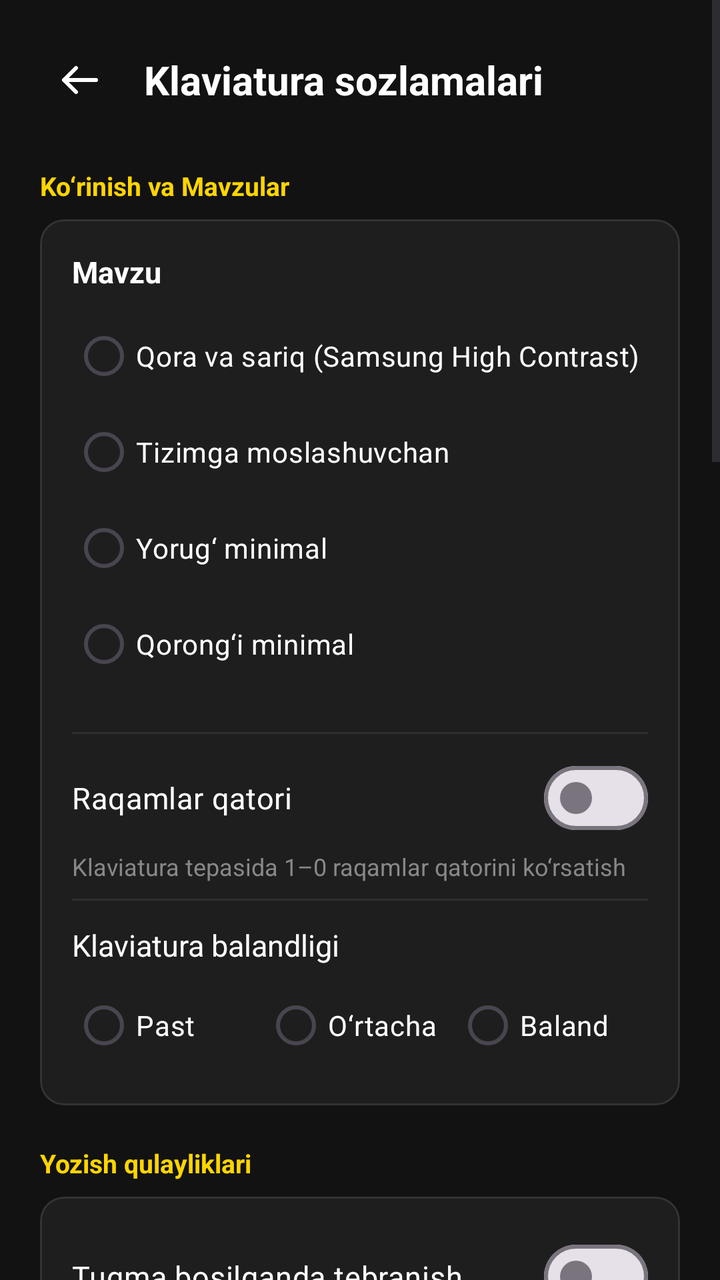
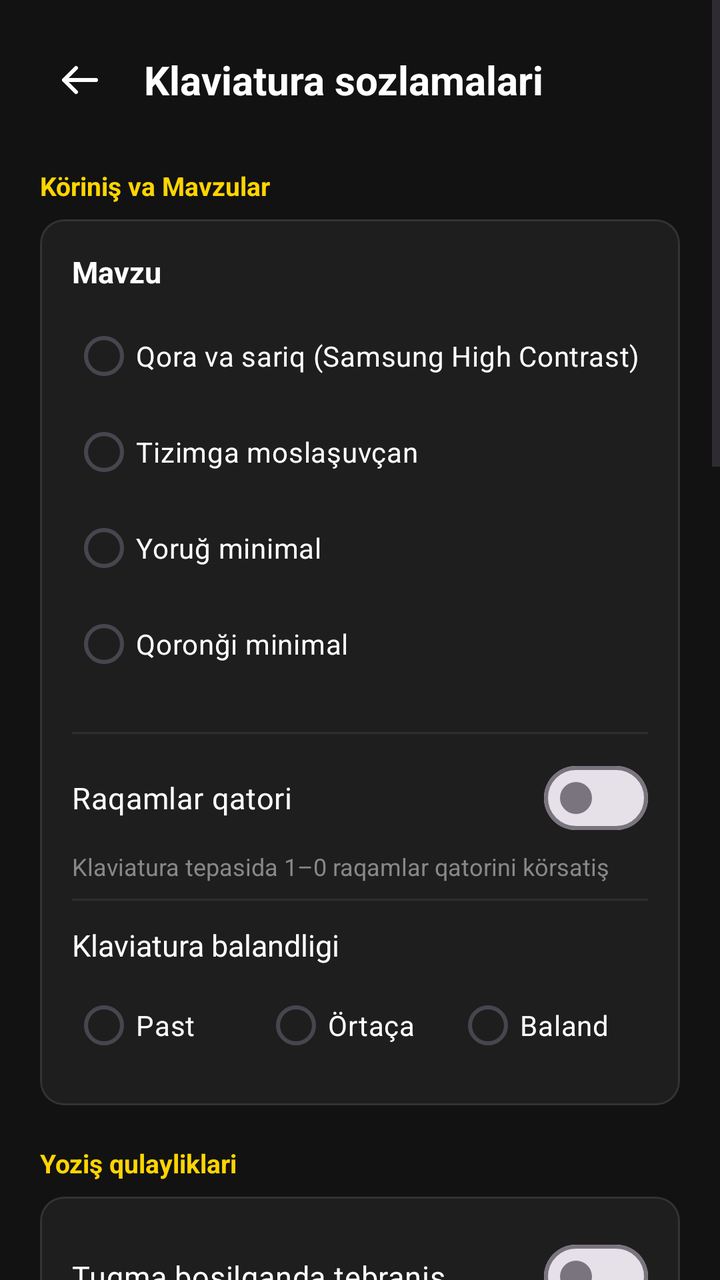

Two renders of the same Android screen: before a commit and after it. Below are the layout's source before the change and the commit's diff.
<!-- AndroidManifest.xml: application theme Theme.OzbekKeyboard -->
<!-- res/layout/activity_settings.xml -->
<?xml version="1.0" encoding="utf-8"?>
<ScrollView xmlns:android="http://schemas.android.com/apk/res/android"
    xmlns:app="http://schemas.android.com/apk/res-auto"
    android:layout_width="match_parent"
    android:layout_height="match_parent"
    android:background="#121212"
    android:fillViewport="true">

    <LinearLayout
        android:layout_width="match_parent"
        android:layout_height="wrap_content"
        android:orientation="vertical"
        android:padding="20dp">

        
        <LinearLayout
            android:layout_width="match_parent"
            android:layout_height="wrap_content"
            android:orientation="horizontal"
            android:gravity="center_vertical"
            android:layout_marginBottom="24dp">

            <ImageButton
                android:id="@+id/btnBack"
                android:layout_width="40dp"
                android:layout_height="40dp"
                android:background="?attr/selectableItemBackgroundBorderless"
                android:src="@drawable/ic_arrow_back"
                app:tint="#FFFFFF"
                android:contentDescription="Orqaga" />

            <TextView
                android:layout_width="wrap_content"
                android:layout_height="wrap_content"
                android:text="@string/settings_title"
                android:textColor="#FFFFFF"
                android:textSize="20sp"
                android:textStyle="bold"
                android:layout_marginStart="12dp" />
        </LinearLayout>

        
        <TextView
            android:layout_width="wrap_content"
            android:layout_height="wrap_content"
            android:text="@string/category_appearance"
            android:textColor="#FFD500"
            android:textSize="13sp"
            android:textStyle="bold"
            android:layout_marginBottom="8dp" />

        <com.google.android.material.card.MaterialCardView
            android:layout_width="match_parent"
            android:layout_height="wrap_content"
            android:layout_marginBottom="20dp"
            app:cardBackgroundColor="#1E1E1E"
            app:cardCornerRadius="12dp"
            app:strokeColor="#333333"
            app:strokeWidth="1dp">

            <LinearLayout
                android:layout_width="match_parent"
                android:layout_height="wrap_content"
                android:orientation="vertical"
                android:padding="16dp">

                
                <TextView
                    android:layout_width="wrap_content"
                    android:layout_height="wrap_content"
                    android:text="@string/pref_theme"
                    android:textColor="#FFFFFF"
                    android:textSize="15sp"
                    android:textStyle="bold" />

                <RadioGroup
                    android:id="@+id/rgTheme"
                    android:layout_width="match_parent"
                    android:layout_height="wrap_content"
                    android:layout_marginTop="8dp"
                    android:layout_marginBottom="12dp">

                    <RadioButton
                        android:id="@+id/rbThemeBlackYellow"
                        android:layout_width="match_parent"
                        android:layout_height="wrap_content"
                        android:text="@string/pref_theme_black_yellow"
                        android:textColor="#FFFFFF" />

                    <RadioButton
                        android:id="@+id/rbThemeSystem"
                        android:layout_width="match_parent"
                        android:layout_height="wrap_content"
                        android:text="@string/pref_theme_system"
                        android:textColor="#FFFFFF" />

                    <RadioButton
                        android:id="@+id/rbThemeLight"
                        android:layout_width="match_parent"
                        android:layout_height="wrap_content"
                        android:text="@string/pref_theme_light"
                        android:textColor="#FFFFFF" />

                    <RadioButton
                        android:id="@+id/rbThemeDark"
                        android:layout_width="match_parent"
                        android:layout_height="wrap_content"
                        android:text="@string/pref_theme_dark"
                        android:textColor="#FFFFFF" />
                </RadioGroup>

                <View
                    android:layout_width="match_parent"
                    android:layout_height="1dp"
                    android:background="#2E2E2E"
                    android:layout_marginVertical="8dp" />

                
                <com.google.android.material.materialswitch.MaterialSwitch
                    android:id="@+id/switchNumberRow"
                    android:layout_width="match_parent"
                    android:layout_height="wrap_content"
                    android:text="@string/pref_number_row"
                    android:textColor="#FFFFFF"
                    android:textSize="15sp" />

                <TextView
                    android:layout_width="wrap_content"
                    android:layout_height="wrap_content"
                    android:text="@string/pref_number_row_desc"
                    android:textColor="#888888"
                    android:textSize="12sp"
                    android:layout_marginTop="2dp" />

                <View
                    android:layout_width="match_parent"
                    android:layout_height="1dp"
                    android:background="#2E2E2E"
                    android:layout_marginVertical="8dp" />

                
                <TextView
                    android:layout_width="wrap_content"
                    android:layout_height="wrap_content"
                    android:text="@string/pref_height"
                    android:textColor="#FFFFFF"
                    android:textSize="15sp"
                    android:layout_marginTop="4dp" />

                <RadioGroup
                    android:id="@+id/rgHeight"
                    android:layout_width="match_parent"
                    android:layout_height="wrap_content"
                    android:orientation="horizontal"
                    android:layout_marginTop="6dp">

                    <RadioButton
                        android:id="@+id/rbHeightLow"
                        android:layout_width="0dp"
                        android:layout_height="wrap_content"
                        android:layout_weight="1"
                        android:text="@string/pref_height_low"
                        android:textColor="#FFFFFF" />

                    <RadioButton
                        android:id="@+id/rbHeightNormal"
                        android:layout_width="0dp"
                        android:layout_height="wrap_content"
                        android:layout_weight="1"
                        android:text="@string/pref_height_normal"
                        android:textColor="#FFFFFF" />

                    <RadioButton
                        android:id="@+id/rbHeightHigh"
                        android:layout_width="0dp"
                        android:layout_height="wrap_content"
                        android:layout_weight="1"
                        android:text="@string/pref_height_high"
                        android:textColor="#FFFFFF" />
                </RadioGroup>

            </LinearLayout>
        </com.google.android.material.card.MaterialCardView>

        
        <TextView
            android:layout_width="wrap_content"
            android:layout_height="wrap_content"
            android:text="@string/category_typing"
            android:textColor="#FFD500"
            android:textSize="13sp"
            android:textStyle="bold"
            android:layout_marginBottom="8dp" />

        <com.google.android.material.card.MaterialCardView
            android:layout_width="match_parent"
            android:layout_height="wrap_content"
            android:layout_marginBottom="20dp"
            app:cardBackgroundColor="#1E1E1E"
            app:cardCornerRadius="12dp"
            app:strokeColor="#333333"
            app:strokeWidth="1dp">

            <LinearLayout
                android:layout_width="match_parent"
                android:layout_height="wrap_content"
                android:orientation="vertical"
                android:padding="16dp">

                
                <com.google.android.material.materialswitch.MaterialSwitch
                    android:id="@+id/switchVibration"
                    android:layout_width="match_parent"
                    android:layout_height="wrap_content"
                    android:text="@string/pref_vibration"
                    android:textColor="#FFFFFF"
                    android:textSize="15sp" />

                <View
                    android:layout_width="match_parent"
                    android:layout_height="1dp"
                    android:background="#2E2E2E"
                    android:layout_marginVertical="8dp" />

                
                <com.google.android.material.materialswitch.MaterialSwitch
                    android:id="@+id/switchSound"
                    android:layout_width="match_parent"
                    android:layout_height="wrap_content"
                    android:text="@string/pref_sound"
                    android:textColor="#FFFFFF"
                    android:textSize="15sp" />

                <View
                    android:layout_width="match_parent"
                    android:layout_height="1dp"
                    android:background="#2E2E2E"
                    android:layout_marginVertical="8dp" />

                
                <com.google.android.material.materialswitch.MaterialSwitch
                    android:id="@+id/switchPopup"
                    android:layout_width="match_parent"
                    android:layout_height="wrap_content"
                    android:text="@string/pref_popup"
                    android:textColor="#FFFFFF"
                    android:textSize="15sp" />

                <TextView
                    android:layout_width="wrap_content"
                    android:layout_height="wrap_content"
                    android:text="@string/pref_popup_desc"
                    android:textColor="#888888"
                    android:textSize="12sp"
                    android:layout_marginTop="2dp" />

                <View
                    android:layout_width="match_parent"
                    android:layout_height="1dp"
                    android:background="#2E2E2E"
                    android:layout_marginVertical="8dp" />

                
                <com.google.android.material.materialswitch.MaterialSwitch
                    android:id="@+id/switchSpaceCursor"
                    android:layout_width="match_parent"
                    android:layout_height="wrap_content"
                    android:text="@string/pref_space_cursor"
                    android:textColor="#FFFFFF"
                    android:textSize="15sp" />

                <TextView
                    android:layout_width="wrap_content"
                    android:layout_height="wrap_content"
                    android:text="@string/pref_space_cursor_desc"
                    android:textColor="#888888"
                    android:textSize="12sp"
                    android:layout_marginTop="2dp" />

                <View
                    android:layout_width="match_parent"
                    android:layout_height="1dp"
                    android:background="#2E2E2E"
                    android:layout_marginVertical="8dp" />

                
                <com.google.android.material.materialswitch.MaterialSwitch
                    android:id="@+id/switchAutoCap"
                    android:layout_width="match_parent"
                    android:layout_height="wrap_content"
                    android:text="@string/pref_autocap"
                    android:textColor="#FFFFFF"
                    android:textSize="15sp" />

                <View
                    android:layout_width="match_parent"
                    android:layout_height="1dp"
                    android:background="#2E2E2E"
                    android:layout_marginVertical="8dp" />

                
                <com.google.android.material.materialswitch.MaterialSwitch
                    android:id="@+id/switchDoubleSpace"
                    android:layout_width="match_parent"
                    android:layout_height="wrap_content"
                    android:text="@string/pref_double_space_period"
                    android:textColor="#FFFFFF"
                    android:textSize="15sp" />

                <View
                    android:layout_width="match_parent"
                    android:layout_height="1dp"
                    android:background="#2E2E2E"
                    android:layout_marginVertical="8dp" />

                
                <com.google.android.material.materialswitch.MaterialSwitch
                    android:id="@+id/switchSuggestions"
                    android:layout_width="match_parent"
                    android:layout_height="wrap_content"
                    android:text="@string/pref_suggestions"
                    android:textColor="#FFFFFF"
                    android:textSize="15sp" />

                <TextView
                    android:layout_width="wrap_content"
                    android:layout_height="wrap_content"
                    android:text="@string/pref_suggestions_desc"
                    android:textColor="#888888"
                    android:textSize="12sp"
                    android:layout_marginTop="2dp" />

            </LinearLayout>
        </com.google.android.material.card.MaterialCardView>

        
        <TextView
            android:layout_width="wrap_content"
            android:layout_height="wrap_content"
            android:text="@string/category_clipboard"
            android:textColor="#FFD500"
            android:textSize="13sp"
            android:textStyle="bold"
            android:layout_marginBottom="8dp" />

        <com.google.android.material.card.MaterialCardView
            android:layout_width="match_parent"
            android:layout_height="wrap_content"
            android:layout_marginBottom="20dp"
            app:cardBackgroundColor="#1E1E1E"
            app:cardCornerRadius="12dp"
            app:strokeColor="#333333"
            app:strokeWidth="1dp">

            <LinearLayout
                android:layout_width="match_parent"
                android:layout_height="wrap_content"
                android:orientation="vertical"
                android:padding="16dp">

                <com.google.android.material.materialswitch.MaterialSwitch
                    android:id="@+id/switchClipboardHistory"
                    android:layout_width="match_parent"
                    android:layout_height="wrap_content"
                    android:text="@string/pref_clipboard_history"
                    android:textColor="#FFFFFF"
                    android:textSize="15sp" />

                <TextView
                    android:layout_width="wrap_content"
                    android:layout_height="wrap_content"
                    android:text="@string/pref_clipboard_history_desc"
                    android:textColor="#888888"
                    android:textSize="12sp"
                    android:layout_marginTop="2dp" />

                <com.google.android.material.button.MaterialButton
                    android:id="@+id/btnClearClipboard"
                    android:layout_width="wrap_content"
                    android:layout_height="40dp"
                    android:text="@string/pref_clipboard_clear"
                    android:textColor="#FFFFFF"
                    android:backgroundTint="#2E2E2E"
                    app:cornerRadius="8dp"
                    android:layout_marginTop="10dp" />

            </LinearLayout>
        </com.google.android.material.card.MaterialCardView>

        
        <TextView
            android:layout_width="wrap_content"
            android:layout_height="wrap_content"
            android:text="@string/category_privacy"
            android:textColor="#FFD500"
            android:textSize="13sp"
            android:textStyle="bold"
            android:layout_marginBottom="8dp" />

        <com.google.android.material.card.MaterialCardView
            android:layout_width="match_parent"
            android:layout_height="wrap_content"
            android:layout_marginBottom="20dp"
            app:cardBackgroundColor="#1E1E1E"
            app:cardCornerRadius="12dp"
            app:strokeColor="#333333"
            app:strokeWidth="1dp">

            <LinearLayout
                android:layout_width="match_parent"
                android:layout_height="wrap_content"
                android:orientation="vertical"
                android:padding="16dp">

                <TextView
                    android:layout_width="wrap_content"
                    android:layout_height="wrap_content"
                    android:text="@string/privacy_title"
                    android:textColor="#FFFFFF"
                    android:textSize="15sp"
                    android:textStyle="bold" />

                <TextView
                    android:layout_width="wrap_content"
                    android:layout_height="wrap_content"
                    android:text="@string/privacy_desc"
                    android:textColor="#AAAAAA"
                    android:textSize="13sp"
                    android:layout_marginTop="6dp" />

            </LinearLayout>
        </com.google.android.material.card.MaterialCardView>

        
        <TextView
            android:layout_width="wrap_content"
            android:layout_height="wrap_content"
            android:text="@string/category_about"
            android:textColor="#FFD500"
            android:textSize="13sp"
            android:textStyle="bold"
            android:layout_marginBottom="8dp" />

        <com.google.android.material.card.MaterialCardView
            android:layout_width="match_parent"
            android:layout_height="wrap_content"
            android:layout_marginBottom="24dp"
            app:cardBackgroundColor="#1E1E1E"
            app:cardCornerRadius="12dp"
            app:strokeColor="#333333"
            app:strokeWidth="1dp">

            <LinearLayout
                android:layout_width="match_parent"
                android:layout_height="wrap_content"
                android:orientation="vertical"
                android:padding="16dp">

                <TextView
                    android:layout_width="wrap_content"
                    android:layout_height="wrap_content"
                    android:text="@string/about_version"
                    android:textColor="#FFFFFF"
                    android:textSize="14sp" />

                <TextView
                    android:layout_width="wrap_content"
                    android:layout_height="wrap_content"
                    android:text="@string/about_dev"
                    android:textColor="#AAAAAA"
                    android:textSize="13sp"
                    android:layout_marginTop="4dp" />

            </LinearLayout>
        </com.google.android.material.card.MaterialCardView>

        
        <com.google.android.material.button.MaterialButton
            android:id="@+id/btnReset"
            android:layout_width="match_parent"
            android:layout_height="48dp"
            android:text="Barcha sozlamalarni tiklash"
            android:textColor="#FF6B6B"
            android:backgroundTint="#2E1E1E"
            app:cornerRadius="10dp"
            android:layout_marginBottom="32dp" />

    </LinearLayout>
</ScrollView>
<!-- resources referenced by this layout -->
<resources>
  <!-- drawable ic_arrow_back (drawable) -->
  <vector xmlns:android="http://schemas.android.com/apk/res/android"
      android:width="24dp"
      android:height="24dp"
      android:viewportWidth="24"
      android:viewportHeight="24">
      <path
          android:strokeColor="#FF000000"
          android:strokeWidth="2.0"
          android:strokeLineCap="round"
          android:strokeLineJoin="round"
          android:fillColor="#00000000"
          android:pathData="M20,12 L4,12 M10,6 L4,12 L10,18" />
  </vector>
  <string name="about_dev">Lotin alifbosining yangi islohotiga moslangan (Ö, Ğ, Ş, Ç va tutuq belgisi)</string>
  <string name="about_version">Versiya: 1.0.0 (Native Kotlin IME)</string>
  <string name="category_about">Ilova haqida</string>
  <string name="category_appearance">Ko‘rinish va Mavzular</string>
  <string name="category_clipboard">Xotira daftari (Clipboard)</string>
  <string name="category_privacy">Xavfsizlik va Maxfiylik</string>
  <string name="category_typing">Yozish qulayliklari</string>
  <string name="pref_autocap">Bosh harflarni avtomatik qo‘yish</string>
  <string name="pref_clipboard_clear">Xotirani tozalash</string>
  <string name="pref_clipboard_history">Nusxalangan matnlar tarixi (Opt-in)</string>
  <string name="pref_clipboard_history_desc">Nusxalangan matnlarni vaqtincha xotirada saqlash</string>
  <string name="pref_double_space_period">Ikki marta Space bosilganda nuqta qo‘yish</string>
  <string name="pref_height">Klaviatura balandligi</string>
  <string name="pref_height_high">Baland</string>
  <string name="pref_height_low">Past</string>
  <string name="pref_height_normal">O‘rtacha</string>
  <string name="pref_number_row">Raqamlar qatori</string>
  <string name="pref_number_row_desc">Klaviatura tepasida 1–0 raqamlar qatorini ko‘rsatish</string>
  <string name="pref_popup">Uzoq bosganda belgilar ro‘yxati (ö, ğ, ş, ç)</string>
  <string name="pref_popup_desc">o, g, s, c harflarini uzoq bosganda maxsus harflarni ko‘rsatish</string>
  <string name="pref_sound">Tugma bosilganda ovoz</string>
  <string name="pref_space_cursor">Bo‘sh joy (Space) trekpadi</string>
  <string name="pref_space_cursor_desc">Space tugmasini uzoq bosib kursorni boshqarish</string>
  <string name="pref_suggestions">So‘z tavsiyalari (Lug‘at)</string>
  <string name="pref_suggestions_desc">O‘zbekcha so‘zlar uchun avtotavsiya</string>
  <string name="pref_theme">Mavzu</string>
  <string name="pref_theme_black_yellow">Qora va sariq (Samsung High Contrast)</string>
  <string name="pref_theme_dark">Qorong‘i minimal</string>
  <string name="pref_theme_light">Yorug‘ minimal</string>
  <string name="pref_theme_system">Tizimga moslashuvchan</string>
  <string name="pref_vibration">Tugma bosilganda tebranish</string>
  <string name="privacy_desc">Özbek Keyboard internet ruxsatiga (INTERNET) ega emas. Siz kiritgan hech bir ma‘lumot tarmoqqa uzatilmaydi, saqlanmaydi va tahlil qilinmaydi. Parol maydonlarida barcha tavsiyalar to‘liq o‘chiriladi.</string>
  <string name="privacy_title">100% Oflayn va Xavfsiz</string>
  <string name="settings_title">Klaviatura sozlamalari</string>
  <style name="Theme.OzbekKeyboard" parent="Base.Theme.OzbekKeyboard" />
  <style name="Base.Theme.OzbekKeyboard" parent="Theme.Material3.DayNight.NoActionBar">
          <item name="colorPrimary">#FFD500</item>
          <item name="colorOnPrimary">#000000</item>
          <item name="colorSecondary">#FF8C00</item>
          <item name="android:statusBarColor">#121212</item>
          <item name="android:navigationBarColor">#121212</item>
      </style>
</resources>

<!-- the commit's change to res/layout/activity_settings.xml (unified diff, before → after) -->
@@ -479,7 +479,7 @@
             android:id="@+id/btnReset"
             android:layout_width="match_parent"
             android:layout_height="48dp"
-            android:text="Barcha sozlamalarni tiklash"
+            android:text="Barça sozlamalarni tiklaş"
             android:textColor="#FF6B6B"
             android:backgroundTint="#2E1E1E"
             app:cornerRadius="10dp"
<!-- resource entries referenced after the edit -->
@@ -17,35 +17,35 @@
   <string name="about_dev">Lotin alifbosining yangi islohotiga moslangan (Ö, Ğ, Ş, Ç va tutuq belgisi)</string>
   <string name="about_version">Versiya: 1.0.0 (Native Kotlin IME)</string>
   <string name="category_about">Ilova haqida</string>
-  <string name="category_appearance">Ko‘rinish va Mavzular</string>
+  <string name="category_appearance">Köriniş va Mavzular</string>
   <string name="category_clipboard">Xotira daftari (Clipboard)</string>
   <string name="category_privacy">Xavfsizlik va Maxfiylik</string>
-  <string name="category_typing">Yozish qulayliklari</string>
-  <string name="pref_autocap">Bosh harflarni avtomatik qo‘yish</string>
-  <string name="pref_clipboard_clear">Xotirani tozalash</string>
+  <string name="category_typing">Yoziş qulayliklari</string>
+  <string name="pref_autocap">Boş harflarni avtomatik qöyiş</string>
+  <string name="pref_clipboard_clear">Xotirani tozalaş</string>
   <string name="pref_clipboard_history">Nusxalangan matnlar tarixi (Opt-in)</string>
-  <string name="pref_clipboard_history_desc">Nusxalangan matnlarni vaqtincha xotirada saqlash</string>
-  <string name="pref_double_space_period">Ikki marta Space bosilganda nuqta qo‘yish</string>
+  <string name="pref_clipboard_history_desc">Nusxalangan matnlarni vaqtinça xotirada saqlaş</string>
+  <string name="pref_double_space_period">Ikki marta Space bosilganda nuqta qöyiş</string>
   <string name="pref_height">Klaviatura balandligi</string>
   <string name="pref_height_high">Baland</string>
   <string name="pref_height_low">Past</string>
-  <string name="pref_height_normal">O‘rtacha</string>
+  <string name="pref_height_normal">Örtaça</string>
   <string name="pref_number_row">Raqamlar qatori</string>
-  <string name="pref_number_row_desc">Klaviatura tepasida 1–0 raqamlar qatorini ko‘rsatish</string>
-  <string name="pref_popup">Uzoq bosganda belgilar ro‘yxati (ö, ğ, ş, ç)</string>
-  <string name="pref_popup_desc">o, g, s, c harflarini uzoq bosganda maxsus harflarni ko‘rsatish</string>
+  <string name="pref_number_row_desc">Klaviatura tepasida 1–0 raqamlar qatorini körsatiş</string>
+  <string name="pref_popup">Uzoq bosganda belgilar röyxati (ö, ğ, ş, ç)</string>
+  <string name="pref_popup_desc">o, g, s, c harflarini uzoq bosganda maxsus harflarni körsatiş</string>
   <string name="pref_sound">Tugma bosilganda ovoz</string>
-  <string name="pref_space_cursor">Bo‘sh joy (Space) trekpadi</string>
-  <string name="pref_space_cursor_desc">Space tugmasini uzoq bosib kursorni boshqarish</string>
-  <string name="pref_suggestions">So‘z tavsiyalari (Lug‘at)</string>
-  <string name="pref_suggestions_desc">O‘zbekcha so‘zlar uchun avtotavsiya</string>
+  <string name="pref_space_cursor">Böş joy (Space) trekpadi</string>
+  <string name="pref_space_cursor_desc">Space tugmasini uzoq bosib kursorni boşqariş</string>
+  <string name="pref_suggestions">Söz tavsiyalari (Luğat)</string>
+  <string name="pref_suggestions_desc">Özbekça sözlar uçun avtotavsiya</string>
   <string name="pref_theme">Mavzu</string>
   <string name="pref_theme_black_yellow">Qora va sariq (Samsung High Contrast)</string>
-  <string name="pref_theme_dark">Qorong‘i minimal</string>
-  <string name="pref_theme_light">Yorug‘ minimal</string>
-  <string name="pref_theme_system">Tizimga moslashuvchan</string>
-  <string name="pref_vibration">Tugma bosilganda tebranish</string>
-  <string name="privacy_desc">Özbek Keyboard internet ruxsatiga (INTERNET) ega emas. Siz kiritgan hech bir ma‘lumot tarmoqqa uzatilmaydi, saqlanmaydi va tahlil qilinmaydi. Parol maydonlarida barcha tavsiyalar to‘liq o‘chiriladi.</string>
+  <string name="pref_theme_dark">Qoronği minimal</string>
+  <string name="pref_theme_light">Yoruğ minimal</string>
+  <string name="pref_theme_system">Tizimga moslaşuvçan</string>
+  <string name="pref_vibration">Tugma bosilganda tebraniş</string>
+  <string name="privacy_desc">Özbek Keyboard internet ruxsatiga (INTERNET) ega emas. Siz kiritgan heç bir maʼlumot tarmoqqa uzatilmaydi, saqlanmaydi va tahlil qilinmaydi. Parol maydonlarida barça tavsiyalar töliq öçiriladi.</string>
   <string name="privacy_title">100% Oflayn va Xavfsiz</string>
   <string name="settings_title">Klaviatura sozlamalari</string>
   <style name="Theme.OzbekKeyboard" parent="Base.Theme.OzbekKeyboard" />
